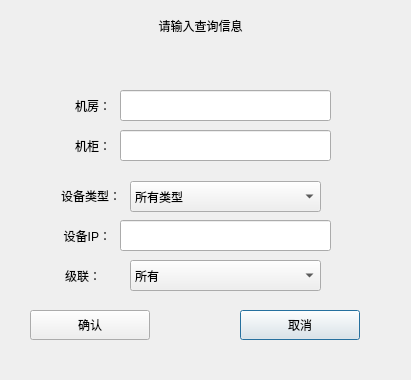
Above: CleverManagerV3/setups/pdudevices/setup_pdusquerydlg.ui from ChinaClever/CleverManagerV3 before the change. Below: the same form after it.
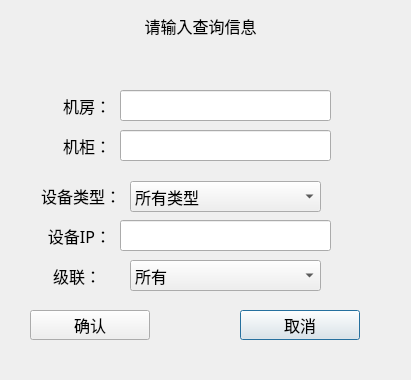
That is the form after the change. Icons and pictures are not drawn.

```diff
--- a/CleverManagerV3/setups/pdudevices/setup_pdusquerydlg.ui
+++ b/CleverManagerV3/setups/pdudevices/setup_pdusquerydlg.ui
@@ -10,9 +10,18 @@
     <height>380</height>
    </rect>
   </property>
+  <property name="font">
+   <font>
+    <family>微软雅黑</family>
+    <pointsize>12</pointsize>
+   </font>
+  </property>
   <property name="windowTitle">
    <string>Dialog</string>
   </property>
+  <property name="styleSheet">
+   <string notr="true">#Setup_PdusQueryDlg{background-image: url(:/image/box_back.jpg);}</string>
+  </property>
   <widget class="QLineEdit" name="roomEdit">
    <property name="geometry">
     <rect>
@@ -32,6 +41,12 @@
      <height>31</height>
     </rect>
    </property>
+   <property name="font">
+    <font>
+     <family>微软雅黑</family>
+     <pointsize>12</pointsize>
+    </font>
+   </property>
    <property name="text">
     <string>机房：</string>
    </property>
@@ -48,6 +63,12 @@
      <height>30</height>
     </rect>
    </property>
+   <property name="font">
+    <font>
+     <family>微软雅黑</family>
+     <pointsize>12</pointsize>
+    </font>
+   </property>
    <property name="text">
     <string>取消</string>
    </property>
@@ -61,6 +82,12 @@
      <height>30</height>
     </rect>
    </property>
+   <property name="font">
+    <font>
+     <family>微软雅黑</family>
+     <pointsize>12</pointsize>
+    </font>
+   </property>
    <property name="text">
     <string>确认</string>
    </property>
@@ -74,6 +101,12 @@
      <height>31</height>
     </rect>
    </property>
+   <property name="font">
+    <font>
+     <family>微软雅黑</family>
+     <pointsize>12</pointsize>
+    </font>
+   </property>
    <item>
     <property name="text">
      <string>所有类型</string>
@@ -114,6 +147,12 @@
      <height>31</height>
     </rect>
    </property>
+   <property name="font">
+    <font>
+     <family>微软雅黑</family>
+     <pointsize>12</pointsize>
+    </font>
+   </property>
    <property name="text">
     <string>请输入查询信息</string>
    </property>
@@ -130,6 +169,12 @@
      <height>31</height>
     </rect>
    </property>
+   <property name="font">
+    <font>
+     <family>微软雅黑</family>
+     <pointsize>12</pointsize>
+    </font>
+   </property>
    <property name="text">
     <string>设备类型：</string>
    </property>
@@ -156,6 +201,12 @@
      <height>31</height>
     </rect>
    </property>
+   <property name="font">
+    <font>
+     <family>微软雅黑</family>
+     <pointsize>12</pointsize>
+    </font>
+   </property>
    <item>
     <property name="text">
      <string>所有</string>
@@ -221,6 +272,12 @@
      <height>31</height>
     </rect>
    </property>
+   <property name="font">
+    <font>
+     <family>微软雅黑</family>
+     <pointsize>12</pointsize>
+    </font>
+   </property>
    <property name="text">
     <string>设备IP：</string>
    </property>
@@ -247,6 +304,12 @@
      <height>31</height>
     </rect>
    </property>
+   <property name="font">
+    <font>
+     <family>微软雅黑</family>
+     <pointsize>12</pointsize>
+    </font>
+   </property>
    <property name="text">
     <string>级联：</string>
    </property>
@@ -263,6 +326,12 @@
      <height>31</height>
     </rect>
    </property>
+   <property name="font">
+    <font>
+     <family>微软雅黑</family>
+     <pointsize>12</pointsize>
+    </font>
+   </property>
    <property name="text">
     <string>机柜：</string>
    </property>
```
Left out of the diff: 18 changed lines with no effect on the pictures.
